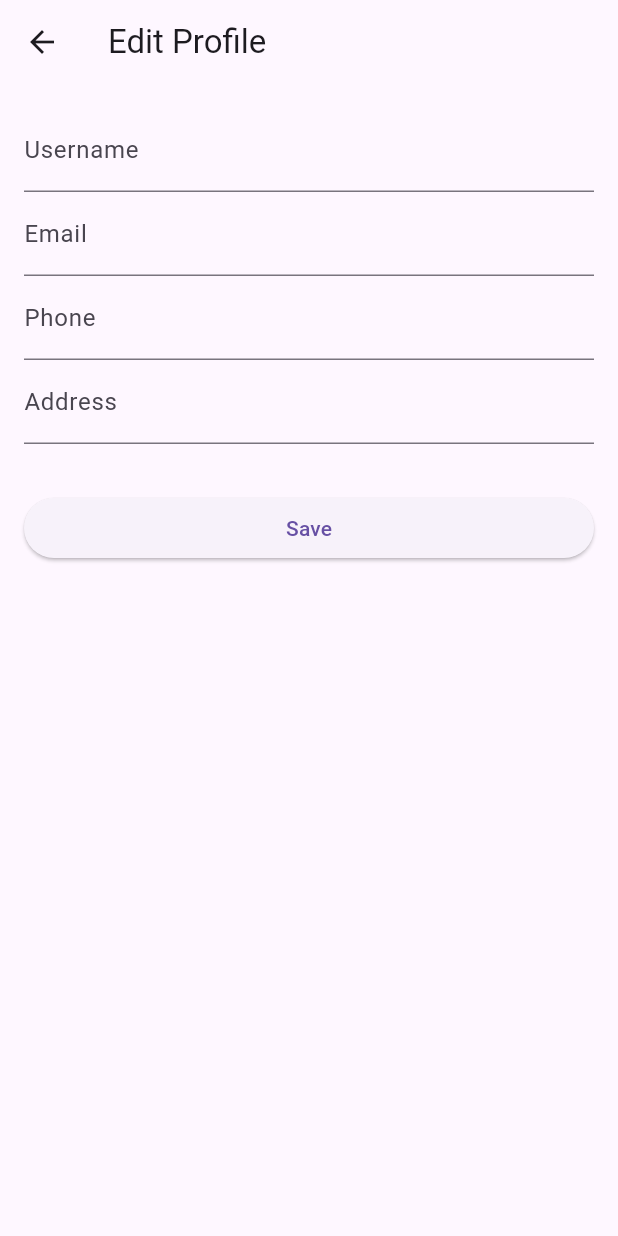
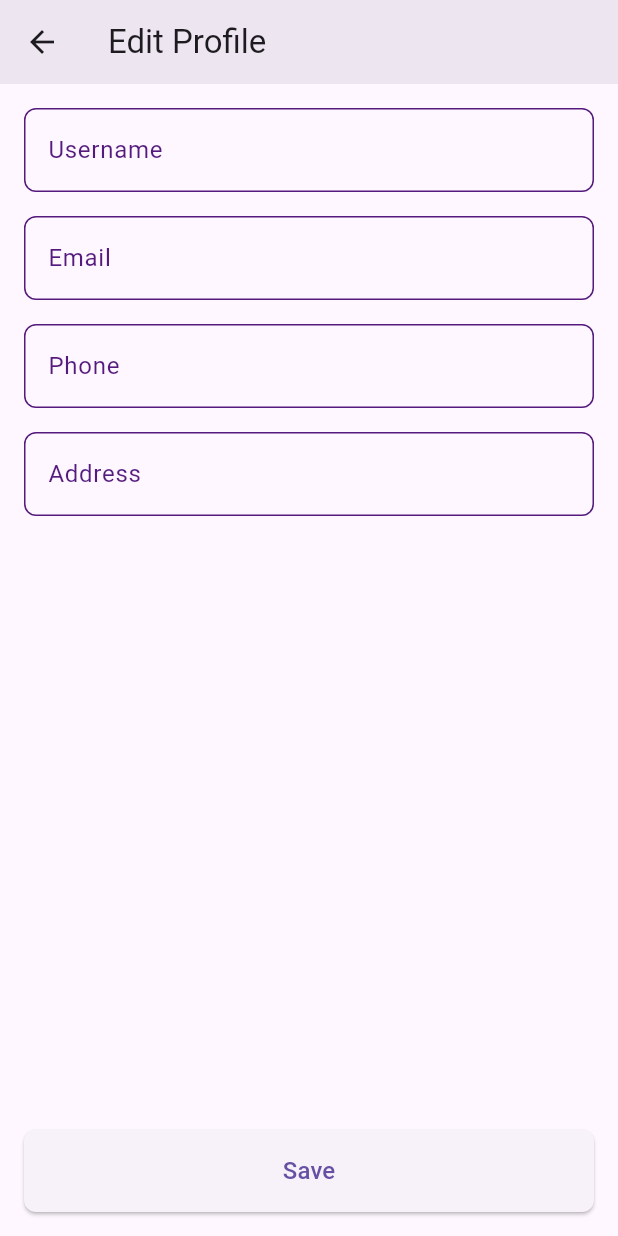
Before and after one commit to KarinaJoanna/living_without_shadows, a Flutter app: the EditProfileScreen screen opened directly, on a phone screen of 412 x 824 dp. Run offline on Flutter 3.47's test engine with Material 3 defaults, Android fonts, the phone set to English and light mode, and no system bars.

Commit message:
Update edit_profile_screen.dart

```diff
--- a/lib/screens/edit_profile_screen.dart
+++ b/lib/screens/edit_profile_screen.dart
@@ -8,41 +8,59 @@ class EditProfileScreen extends StatelessWidget {
     return Scaffold(
       appBar: AppBar(
         title: const Text('Edit Profile'),
+        backgroundColor: Color.fromARGB(255, 237, 230, 241), // Asegúrate de usar tu color principal
       ),
       body: Padding(
         padding: const EdgeInsets.all(16.0),
-        child: ListView(
+        child: Column(
+          crossAxisAlignment: CrossAxisAlignment.start,
           children: <Widget>[
-            TextField(
-              decoration: const InputDecoration(
-                labelText: 'Username',
+            _buildTextField(label: 'Username'),
+            const SizedBox(height: 16),
+            _buildTextField(label: 'Email'),
+            const SizedBox(height: 16),
+            _buildTextField(label: 'Phone'),
+            const SizedBox(height: 16),
+            _buildTextField(label: 'Address'),
+            const Spacer(),
+            SizedBox(
+              width: double.infinity,
+              child: ElevatedButton(
+                onPressed: () {
+                  // Save profile changes
+                },
+                style: ElevatedButton.styleFrom(
+                  padding: const EdgeInsets.symmetric(vertical: 16),
+                  shape: RoundedRectangleBorder(
+                    borderRadius: BorderRadius.circular(8),
+                  ),
+                ),
+                child: const Text(
+                  'Save',
+                  style: TextStyle(fontSize: 16),
+                ),
               ),
-            ),
-            TextField(
-              decoration: const InputDecoration(
-                labelText: 'Email',
-              ),
-            ),
-            TextField(
-              decoration: const InputDecoration(
-                labelText: 'Phone',
-              ),
-            ),
-            TextField(
-              decoration: const InputDecoration(
-                labelText: 'Address',
-              ),
-            ),
-            const SizedBox(height: 32),
-            ElevatedButton(
-              onPressed: () {
-                // Save profile changes
-              },
-              child: const Text('Save'),
             ),
           ],
         ),
       ),
     );
   }
+
+  Widget _buildTextField({required String label}) {
+    return TextField(
+      decoration: InputDecoration(
+        labelText: label,
+        labelStyle: const TextStyle(color: Color.fromARGB(255, 84, 26, 125)),
+        enabledBorder: OutlineInputBorder(
+          borderRadius: BorderRadius.circular(8),
+          borderSide: const BorderSide(color: Color.fromARGB(255, 84, 26, 125)),
+        ),
+        focusedBorder: OutlineInputBorder(
+          borderRadius: BorderRadius.circular(8),
+          borderSide: const BorderSide(color: Color.fromARGB(255, 84, 26, 125)),
+        ),
+      ),
+    );
+  }
 }
```
